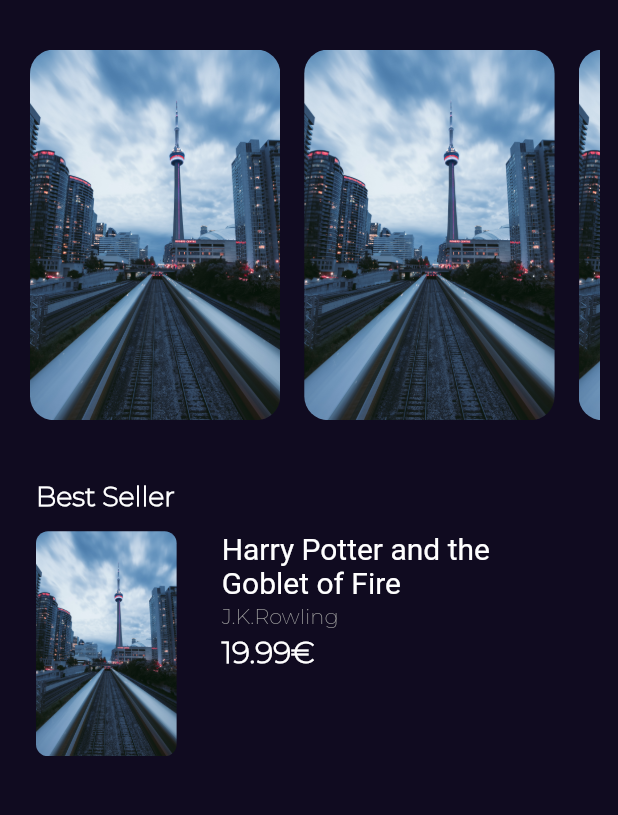
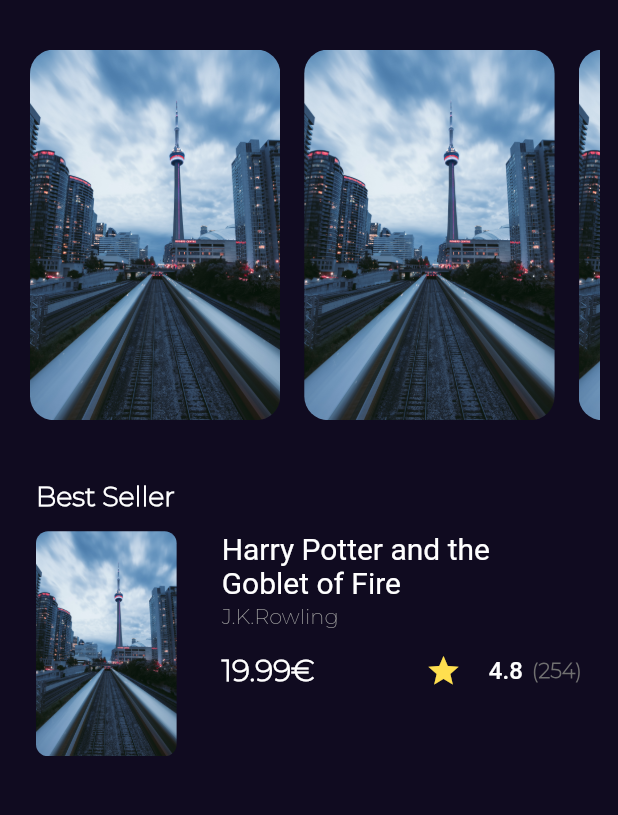
Before and after one commit to wohamedosama/book_app, a Flutter app: the screen it shows after launch, on a phone screen of 412 x 824 dp, the part 123-938 px from its top. Run offline on Flutter 3.47's test engine with Material 2 defaults, Android fonts, the phone set to English and light mode, and no system bars; our stand-ins replace get; Roboto replaces fonts that are missing (GT Sectra Fine, Gilroy-Bold).

Commit message:
Book Rating done

```diff
--- a/lib/features/home/presentation/views/widgets/best_seller_list_view_item.dart
+++ b/lib/features/home/presentation/views/widgets/best_seller_list_view_item.dart
@@ -1,6 +1,7 @@
 import 'package:book_app/constants.dart';
 import 'package:book_app/core/utils/assets.dart';
 import 'package:book_app/core/utils/theme/dark_theme.dart';
+import 'package:book_app/features/home/presentation/views/widgets/book_rating.dart';
 import 'package:flutter/material.dart';
 
 class BestSellerListViewItem extends StatelessWidget {
@@ -29,7 +30,8 @@ class BestSellerListViewItem extends StatelessWidget {
             ),
           ),
           const SizedBox(width: 30),
-          Column(
+          Expanded(
+            child: Column(
               crossAxisAlignment: CrossAxisAlignment.start,
               children: [
                 SizedBox(
@@ -60,9 +62,12 @@ class BestSellerListViewItem extends StatelessWidget {
                         fontWeight: FontWeight.bold,
                       ),
                     ),
+                    const Spacer(),
+                    const BookRating(),
                   ],
                 ),
               ],
+            ),
           ),
         ],
       ),
--- /dev/null
+++ b/lib/features/home/presentation/views/widgets/book_rating.dart
@@ -0,0 +1,39 @@
+import 'package:book_app/core/utils/theme/dark_theme.dart';
+import 'package:flutter/material.dart';
+
+class BookRating extends StatelessWidget {
+  const BookRating({super.key});
+
+  @override
+  Widget build(BuildContext context) {
+    return Row(
+      children: [
+        IconButton(
+          onPressed: () {},
+          icon: const Icon(
+            Icons.star,
+            color: Color(0xffFFDF4F),
+          ),
+        ),
+        const SizedBox(width: 6.3),
+        Text(
+          '4.8',
+          style: darkTheme.textTheme.titleMedium!.copyWith(
+            fontFamily: 'Gilroy-Bold',
+            fontSize: 16,
+            fontWeight: FontWeight.w500,
+          ),
+        ),
+        const SizedBox(width: 6),
+        Text(
+          '(254)',
+          style: darkTheme.textTheme.titleMedium!.copyWith(
+            fontSize: 14,
+            fontWeight: FontWeight.w800,
+            color: const Color(0xff707070),
+          ),
+        ),
+      ],
+    );
+  }
+}
```
Lines whose indentation alone changed are shown as unchanged.
